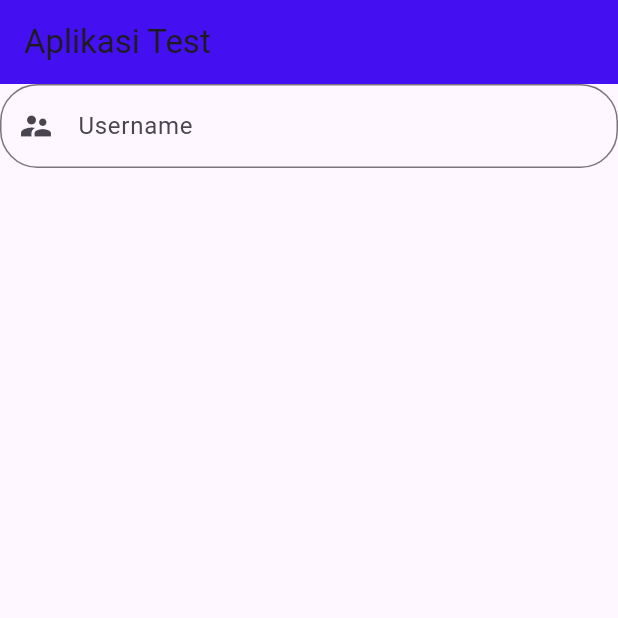
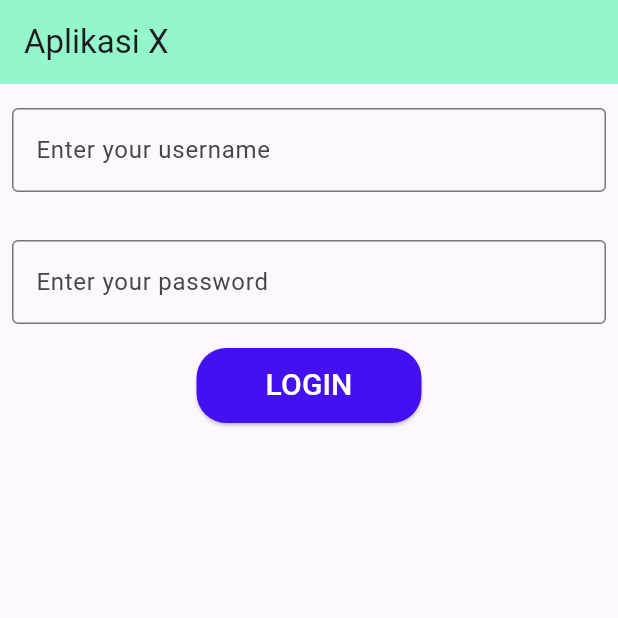
Before and after one commit to muktiarto/Flutter, a Flutter app: the screen it shows after launch, on a phone screen of 412 x 824 dp, the top half of it. Run offline on Flutter 3.47's test engine with Material 3 defaults, Android fonts, the phone set to English and light mode, and no system bars.

Commit message:
New progess

```diff
--- a/flutter_aplikasitest/lib/main.dart
+++ b/flutter_aplikasitest/lib/main.dart
@@ -1,26 +1,60 @@
 import 'package:flutter/material.dart';
-const warna = Color.fromARGB(255, 68, 16, 241);
-main() => runApp(MyApp());
-class MyApp extends StatelessWidget {
-  // This widget is the root of your application.
+void main() => runApp(aplikasi_X());
+
+class aplikasi_X extends StatelessWidget{
   @override
   Widget build(BuildContext context) {
     return MaterialApp(
       home: Scaffold(
         appBar: AppBar(
-          title: const Text("Aplikasi Test"),backgroundColor: warna),
-        body: TextFormField(
-          decoration: InputDecoration(
-            border: OutlineInputBorder(
-              borderRadius: BorderRadius.circular(25),
-              borderSide: BorderSide(color: const Color.fromARGB(255, 251, 251, 251))
+          backgroundColor: Color.fromARGB(107, 1, 245, 131),
+          title: Text("Aplikasi X")
+        ),
+        body: Column(
+          children: [
+            Padding(
+              padding: EdgeInsets.symmetric(horizontal: 8, vertical: 16),
+              child: TextField(
+              decoration: InputDecoration(
+                border: OutlineInputBorder(),
+                labelText: "Enter your username"
+                )
+              )
             ),
-            labelText: "Username",
-            hintText: "Input Username",
-            prefixIcon: Icon(Icons.supervisor_account)
-          )
-        )
-    )
+            Padding(
+              padding: EdgeInsets.symmetric(horizontal: 8, vertical: 16),
+              child: TextField(
+              obscureText: true,
+              decoration: InputDecoration(
+                border: OutlineInputBorder(),
+                labelText: "Enter your password"
+                )
+              )
+            ),
+            SizedBox(
+            height: 50,
+            width: 150,
+            child: ElevatedButton(
+              onPressed: (){
+                Navigator.pushNamed(context, "/Homepage");
+                print("Button ditekan");
+            },
+                style: ElevatedButton.styleFrom(
+                backgroundColor: Color.fromARGB(255, 68, 16, 241),
+                shape: RoundedRectangleBorder(
+                  borderRadius: BorderRadius.circular(20)
+                )
+              ),
+            child: Text("LOGIN",style:TextStyle(
+              color: Color.fromARGB(255, 255, 255, 255),
+              fontSize: 20
+              )
+             )
+            )
+            )
+          ],
+        ),
+      ),
     );
   }
 }
--- /dev/null
+++ b/flutter_coba_coba/lib/Home.dart
@@ -0,0 +1,25 @@
+import 'package:flutter/material.dart';
+
+class Home extends StatelessWidget{
+  @override
+  Widget build(BuildContext context) {
+    return MaterialApp(
+      home: Scaffold(
+        appBar: AppBar(
+          title: Text("Halaman Home")
+        ),
+        body: Column(
+          children: [
+            Text("Ini merupakan halaman home"),
+            ElevatedButton(onPressed: () {
+              Navigator.pushNamed(context, "/login");
+              print("Pindah ke halaman login");
+            },
+            child:
+              Text("Login"))
+          ],
+        ),
+      ),
+    );
+  }
+}
```
Also changed, not shown: flutter_aplikasitest/lib/homepage.dart (added, +19 -0 lines), flutter_aplikasitest/lib/sistem.dart (added, +19 -0 lines), flutter_coba_coba/lib/Login.dart (added, +19 -0 lines), flutter_coba_coba/lib/main.dart (+12 -44 lines), flutter_loginbutton/lib/main.dart (+18 -3 lines), 1 other file.
